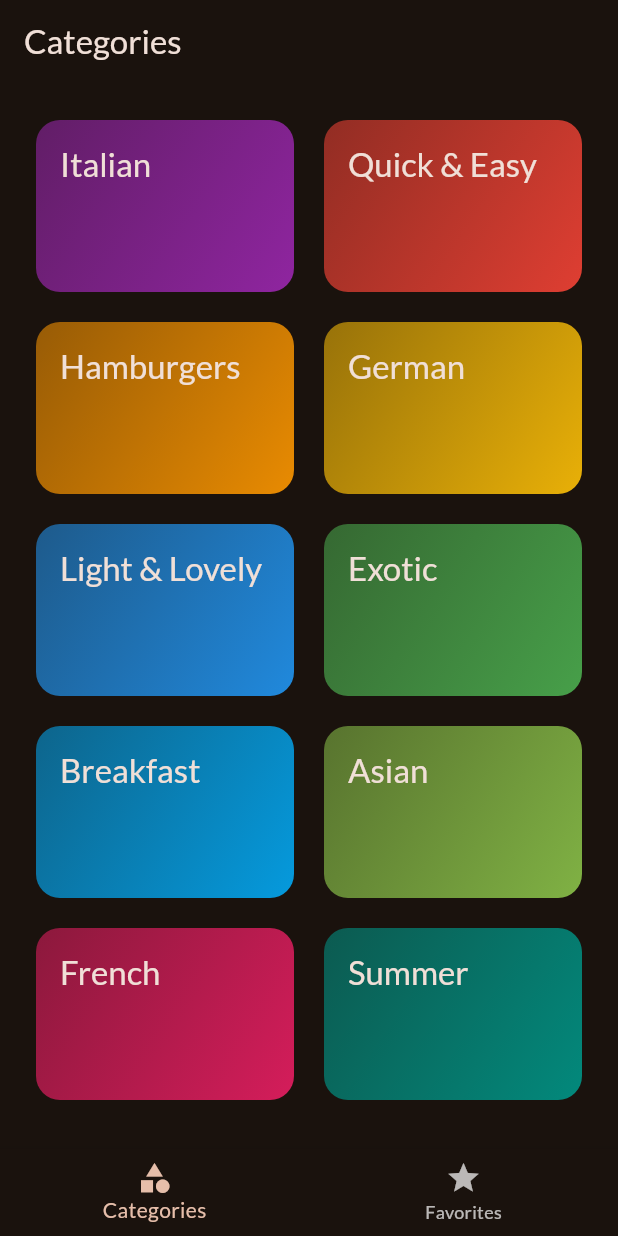
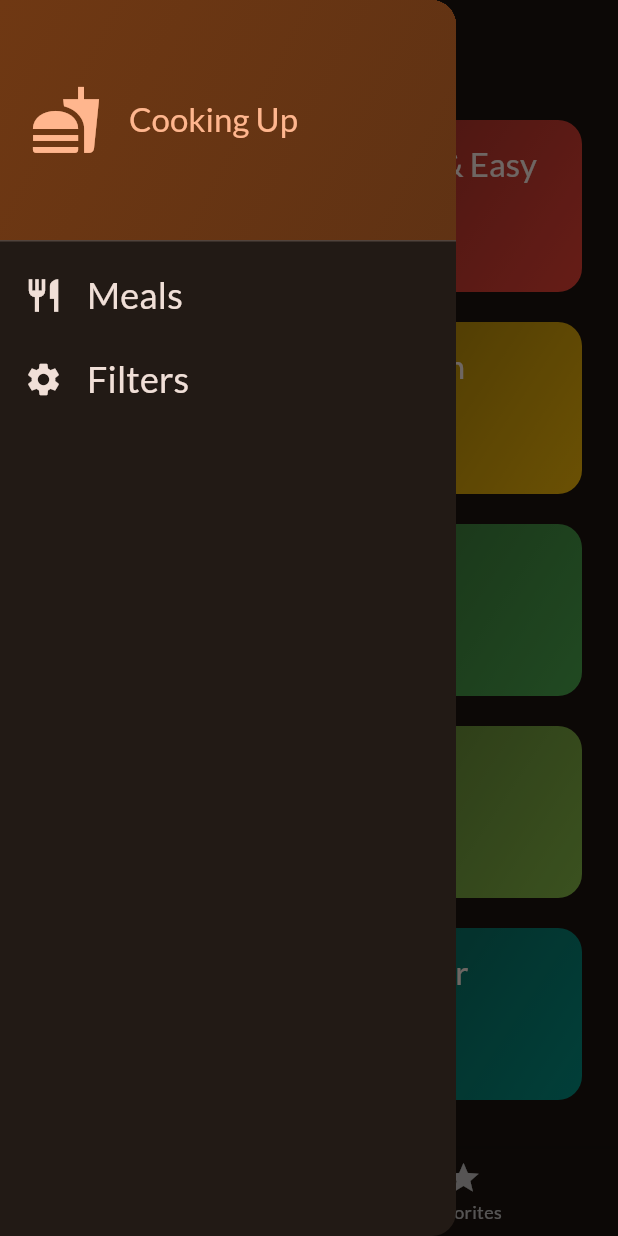
Before and after one commit to RishabhKr97/FlutterLearn, a Flutter app: the screen it shows after launch, with the side drawer open (before the commit the screen has no drawer), on a phone screen of 412 x 824 dp. Run offline on Flutter 3.47's test engine with Material 2 defaults, Android fonts, the phone set to English and light mode, and no system bars; our stand-ins replace google_fonts, transparent_image.

Commit message:
Add app drawer

```diff
--- a/meals/lib/screens/tabs.dart
+++ b/meals/lib/screens/tabs.dart
@@ -2,6 +2,7 @@ import 'package:flutter/material.dart';
 import 'package:meals/models/meal.dart';
 import 'package:meals/screens/categories.dart';
 import 'package:meals/screens/meals.dart';
+import 'package:meals/widgets/main_drawer.dart';
 
 class TabsScreen extends StatefulWidget {
   const TabsScreen({super.key});
@@ -43,6 +44,13 @@ class _TabsScreenState extends State<TabsScreen> {
     });
   }
 
+  void _setScreen(String identifier) {
+    if (identifier == 'filters') {
+    } else {
+      Navigator.of(context).pop();
+    }
+  }
+
   @override
   Widget build(BuildContext context) {
     Widget activePage = CategoriesScreen(
@@ -62,6 +70,9 @@ class _TabsScreenState extends State<TabsScreen> {
       appBar: AppBar(
         title: Text(activePageTitle),
       ),
+      drawer: MainDrawer(
+        onSelectScreen: _setScreen,
+      ),
       body: activePage,
       bottomNavigationBar: BottomNavigationBar(
         onTap: _selectPage,
--- /dev/null
+++ b/meals/lib/widgets/main_drawer.dart
@@ -0,0 +1,79 @@
+import 'package:flutter/material.dart';
+
+class MainDrawer extends StatelessWidget {
+  const MainDrawer({super.key, required this.onSelectScreen});
+
+  final void Function(String) onSelectScreen;
+
+  @override
+  Widget build(BuildContext context) {
+    return Drawer(
+      child: Column(
+        children: [
+          DrawerHeader(
+            padding: const EdgeInsets.all(20),
+            decoration: BoxDecoration(
+              gradient: LinearGradient(
+                colors: [
+                  Theme.of(context).colorScheme.primaryContainer,
+                  Theme.of(context)
+                      .colorScheme
+                      .primaryContainer
+                      .withOpacity(0.8),
+                ],
+                begin: Alignment.topLeft,
+                end: Alignment.bottomRight,
+              ),
+            ),
+            child: Row(
+              children: [
+                Icon(
+                  Icons.fastfood,
+                  size: 48,
+                  color: Theme.of(context).colorScheme.primary,
+                ),
+                const SizedBox(width: 18),
+                Text(
+                  'Cooking Up',
+                  style: Theme.of(context).textTheme.titleLarge!.copyWith(
+                        color: Theme.of(context).colorScheme.primary,
+                      ),
+                ),
+              ],
+            ),
+          ),
+          ListTile(
+            leading: Icon(
+              Icons.restaurant,
+              size: 26,
+              color: Theme.of(context).colorScheme.onBackground,
+            ),
+            title: Text(
+              'Meals',
+              style: Theme.of(context).textTheme.titleSmall!.copyWith(
+                    color: Theme.of(context).colorScheme.onBackground,
+                    fontSize: 24,
+                  ),
+            ),
+            onTap: () => onSelectScreen('meals'),
+          ),
+          ListTile(
+            leading: Icon(
+              Icons.settings,
+              size: 26,
+              color: Theme.of(context).colorScheme.onBackground,
+            ),
+            title: Text(
+              'Filters',
+              style: Theme.of(context).textTheme.titleSmall!.copyWith(
+                    color: Theme.of(context).colorScheme.onBackground,
+                    fontSize: 24,
+                  ),
+            ),
+            onTap: () => onSelectScreen('filters'),
+          )
+        ],
+      ),
+    );
+  }
+}
```
